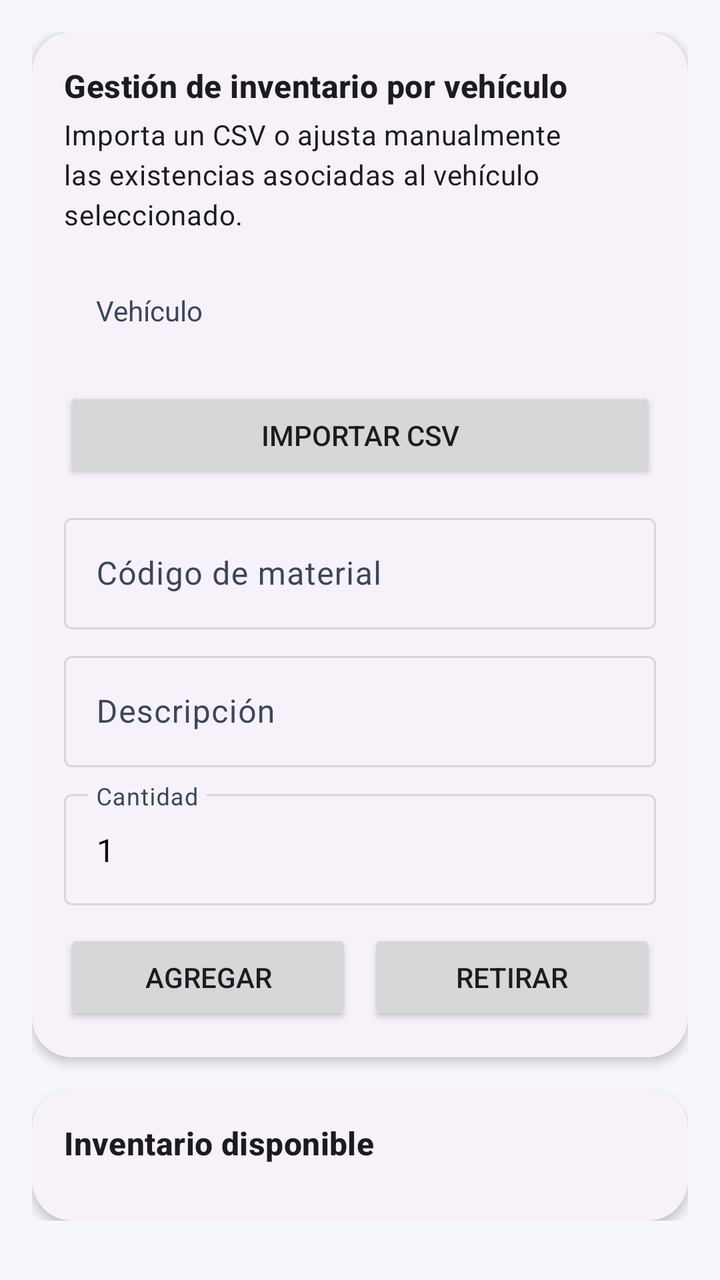
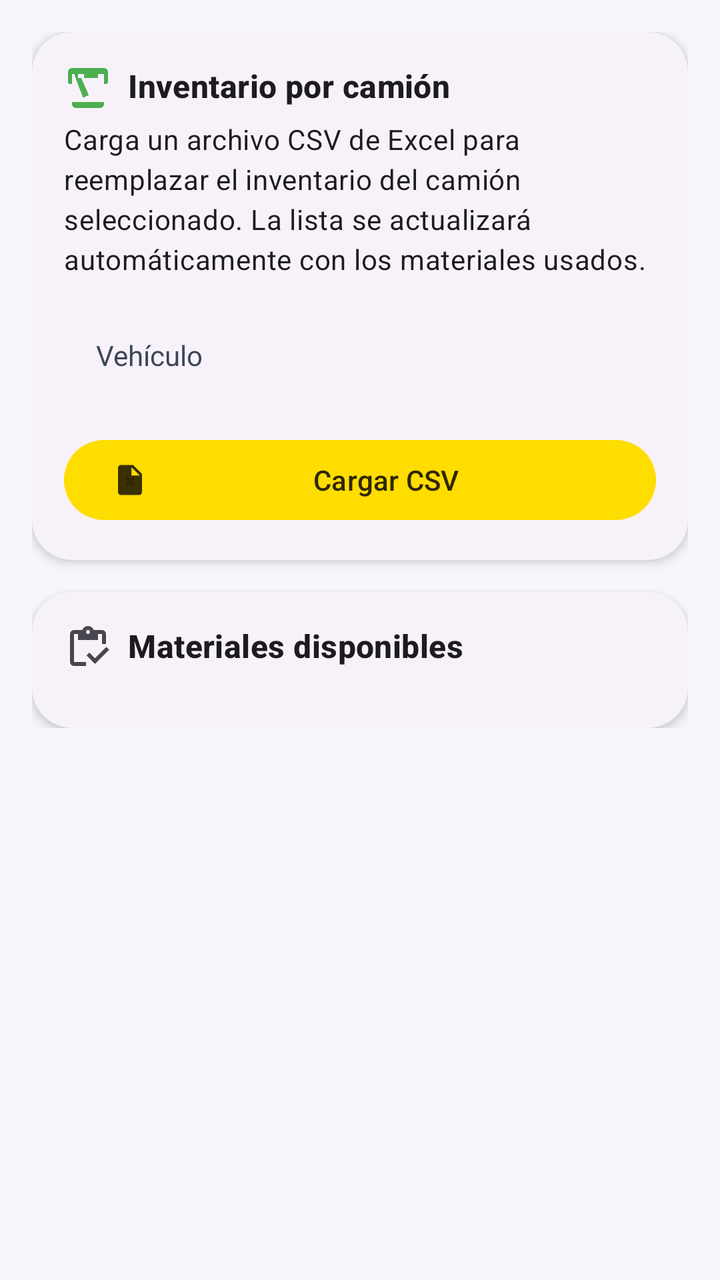

An Android layout rendered at two revisions. The XML below is the earlier revision; the diff shows what the commit changed to produce the second picture.
<!-- AndroidManifest.xml: application theme Theme.TecniAppICE -->
<!-- res/layout/fragment_inventario.xml -->
<?xml version="1.0" encoding="utf-8"?>
<androidx.core.widget.NestedScrollView xmlns:android="http://schemas.android.com/apk/res/android"
    xmlns:app="http://schemas.android.com/apk/res-auto"
    xmlns:tools="http://schemas.android.com/tools"
    android:layout_width="match_parent"
    android:layout_height="match_parent"
    android:padding="16dp"
    tools:context=".ui.inventario.InventarioFragment">

    <LinearLayout
        android:layout_width="match_parent"
        android:layout_height="wrap_content"
        android:orientation="vertical">

        <com.google.android.material.card.MaterialCardView
            style="@style/Tecni.Card"
            android:layout_width="match_parent"
            android:layout_height="wrap_content"
            android:layout_marginBottom="16dp">

            <LinearLayout
                android:layout_width="match_parent"
                android:layout_height="wrap_content"
                android:orientation="vertical"
                android:padding="16dp">

                <TextView
                    style="@style/TextAppearance.Material3.TitleMedium"
                    android:layout_width="match_parent"
                    android:layout_height="wrap_content"
                    android:text="Gestión de inventario por vehículo"
                    android:textStyle="bold" />

                <TextView
                    style="@style/TextAppearance.Material3.BodyMedium"
                    android:layout_width="match_parent"
                    android:layout_height="wrap_content"
                    android:layout_marginTop="4dp"
                    android:text="Importa un CSV o ajusta manualmente las existencias asociadas al vehículo seleccionado." />

                <com.google.android.material.textfield.MaterialAutoCompleteTextView
                    android:id="@+id/spVehiculos"
                    style="@style/Widget.Material3.TextInputLayout.OutlinedBox.ExposedDropdownMenu"
                    android:layout_width="match_parent"
                    android:layout_height="wrap_content"
                    android:layout_marginTop="12dp"
                    android:hint="Vehículo"
                    android:inputType="none"
                    android:editable="false" />

                <LinearLayout
                    android:layout_width="match_parent"
                    android:layout_height="wrap_content"
                    android:layout_marginTop="12dp"
                    android:orientation="horizontal">

                    <Button
                        android:id="@+id/btnImportarCsv"
                        android:layout_width="0dp"
                        android:layout_height="wrap_content"
                        android:layout_weight="1"
                        android:text="Importar CSV" />

                    <ProgressBar
                        android:id="@+id/progressInventario"
                        style="@style/Widget.Material3.CircularProgressIndicator"
                        android:layout_width="wrap_content"
                        android:layout_height="wrap_content"
                        android:layout_marginStart="8dp"
                        android:visibility="gone" />
                </LinearLayout>

                <com.google.android.material.textfield.TextInputLayout
                    android:layout_width="match_parent"
                    android:layout_height="wrap_content"
                    android:layout_marginTop="12dp"
                    android:hint="Código de material">

                    <com.google.android.material.textfield.TextInputEditText
                        android:id="@+id/etCodigoMaterial"
                        android:layout_width="match_parent"
                        android:layout_height="wrap_content"
                        android:inputType="text" />
                </com.google.android.material.textfield.TextInputLayout>

                <com.google.android.material.textfield.TextInputLayout
                    android:layout_width="match_parent"
                    android:layout_height="wrap_content"
                    android:layout_marginTop="8dp"
                    android:hint="Descripción">

                    <com.google.android.material.textfield.TextInputEditText
                        android:id="@+id/etDescripcion"
                        android:layout_width="match_parent"
                        android:layout_height="wrap_content"
                        android:inputType="text" />
                </com.google.android.material.textfield.TextInputLayout>

                <com.google.android.material.textfield.TextInputLayout
                    android:layout_width="match_parent"
                    android:layout_height="wrap_content"
                    android:layout_marginTop="8dp"
                    android:hint="Cantidad">

                    <com.google.android.material.textfield.TextInputEditText
                        android:id="@+id/etCantidad"
                        android:layout_width="match_parent"
                        android:layout_height="wrap_content"
                        android:inputType="numberDecimal"
                        android:text="1" />
                </com.google.android.material.textfield.TextInputLayout>

                <LinearLayout
                    android:layout_width="match_parent"
                    android:layout_height="wrap_content"
                    android:layout_marginTop="12dp"
                    android:orientation="horizontal">

                    <Button
                        android:id="@+id/btnAgregar"
                        android:layout_width="0dp"
                        android:layout_height="wrap_content"
                        android:layout_weight="1"
                        android:text="Agregar" />

                    <Button
                        android:id="@+id/btnRetirar"
                        android:layout_width="0dp"
                        android:layout_height="wrap_content"
                        android:layout_marginStart="8dp"
                        android:layout_weight="1"
                        android:text="Retirar" />
                </LinearLayout>
            </LinearLayout>
        </com.google.android.material.card.MaterialCardView>

        <com.google.android.material.card.MaterialCardView
            style="@style/Tecni.Card"
            android:layout_width="match_parent"
            android:layout_height="wrap_content">

            <LinearLayout
                android:layout_width="match_parent"
                android:layout_height="wrap_content"
                android:orientation="vertical"
                android:padding="16dp">

                <TextView
                    style="@style/TextAppearance.Material3.TitleMedium"
                    android:layout_width="match_parent"
                    android:layout_height="wrap_content"
                    android:text="Inventario disponible"
                    android:textStyle="bold" />

                <androidx.recyclerview.widget.RecyclerView
                    android:id="@+id/listInventario"
                    android:layout_width="match_parent"
                    android:layout_height="wrap_content"
                    android:layout_marginTop="12dp"
                    android:nestedScrollingEnabled="false"
                    android:overScrollMode="never"
                    tools:listitem="@layout/item_inventario_material" />

                <TextView
                    android:id="@+id/tvInventarioVacio"
                    style="@style/TextAppearance.Material3.BodyMedium"
                    android:layout_width="match_parent"
                    android:layout_height="wrap_content"
                    android:layout_marginTop="12dp"
                    android:gravity="center"
                    android:text="No hay inventario cargado"
                    android:visibility="gone" />
            </LinearLayout>
        </com.google.android.material.card.MaterialCardView>
    </LinearLayout>
</androidx.core.widget.NestedScrollView>
<!-- res/layout/item_inventario_material.xml (included above) -->
<?xml version="1.0" encoding="utf-8"?>
<LinearLayout xmlns:android="http://schemas.android.com/apk/res/android"
    android:layout_width="match_parent"
    android:layout_height="wrap_content"
    android:orientation="vertical"
    android:padding="12dp">

    <TextView
        android:id="@+id/tvMaterial"
        style="@style/TextAppearance.Material3.BodyLarge"
        android:layout_width="match_parent"
        android:layout_height="wrap_content"
        android:textStyle="bold"
        android:text="Código - Descripción" />

    <TextView
        android:id="@+id/tvCantidad"
        style="@style/TextAppearance.Material3.BodyMedium"
        android:layout_width="match_parent"
        android:layout_height="wrap_content"
        android:text="0 en vehículo"
        android:layout_marginTop="2dp" />
</LinearLayout>
<!-- resources referenced by this layout -->
<resources>
  <!-- unchanged entries left out for length: 23 -->
</resources>

<!-- the commit's change to res/layout/fragment_inventario.xml (unified diff, before → after) -->
@@ -28,7 +28,9 @@
                     style="@style/TextAppearance.Material3.TitleMedium"
                     android:layout_width="match_parent"
                     android:layout_height="wrap_content"
-                    android:text="Gestión de inventario por vehículo"
+                    android:drawableStart="@drawable/ic_summary_material"
+                    android:drawablePadding="8dp"
+                    android:text="@string/inventario_gestion_titulo"
                     android:textStyle="bold" />
 
                 <TextView
@@ -36,7 +38,7 @@
                     android:layout_width="match_parent"
                     android:layout_height="wrap_content"
                     android:layout_marginTop="4dp"
-                    android:text="Importa un CSV o ajusta manualmente las existencias asociadas al vehículo seleccionado." />
+                    android:text="@string/inventario_gestion_descripcion" />
 
                 <com.google.android.material.textfield.MaterialAutoCompleteTextView
                     android:id="@+id/spVehiculos"
@@ -54,12 +56,15 @@
                     android:layout_marginTop="12dp"
                     android:orientation="horizontal">
 
-                    <Button
+                    <com.google.android.material.button.MaterialButton
                         android:id="@+id/btnImportarCsv"
+                        style="@style/Tecni.Button"
                         android:layout_width="0dp"
                         android:layout_height="wrap_content"
                         android:layout_weight="1"
-                        android:text="Importar CSV" />
+                        android:text="@string/inventario_importar_csv"
+                        app:icon="@drawable/ic_excel"
+                        app:iconPadding="8dp" />
 
                     <ProgressBar
                         android:id="@+id/progressInventario"
@@ -69,68 +74,6 @@
                         android:layout_marginStart="8dp"
                         android:visibility="gone" />
                 </LinearLayout>
-
-                <com.google.android.material.textfield.TextInputLayout
-                    android:layout_width="match_parent"
-                    android:layout_height="wrap_content"
-                    android:layout_marginTop="12dp"
-                    android:hint="Código de material">
-
-                    <com.google.android.material.textfield.TextInputEditText
-                        android:id="@+id/etCodigoMaterial"
-                        android:layout_width="match_parent"
-                        android:layout_height="wrap_content"
-                        android:inputType="text" />
-                </com.google.android.material.textfield.TextInputLayout>
-
-                <com.google.android.material.textfield.TextInputLayout
-                    android:layout_width="match_parent"
-                    android:layout_height="wrap_content"
-                    android:layout_marginTop="8dp"
-                    android:hint="Descripción">
-
-                    <com.google.android.material.textfield.TextInputEditText
-                        android:id="@+id/etDescripcion"
-                        android:layout_width="match_parent"
-                        android:layout_height="wrap_content"
-                        android:inputType="text" />
-                </com.google.android.material.textfield.TextInputLayout>
-
-                <com.google.android.material.textfield.TextInputLayout
-                    android:layout_width="match_parent"
-                    android:layout_height="wrap_content"
-                    android:layout_marginTop="8dp"
-                    android:hint="Cantidad">
-
-                    <com.google.android.material.textfield.TextInputEditText
-                        android:id="@+id/etCantidad"
-                        android:layout_width="match_parent"
-                        android:layout_height="wrap_content"
-                        android:inputType="numberDecimal"
-                        android:text="1" />
-                </com.google.android.material.textfield.TextInputLayout>
-
-                <LinearLayout
-                    android:layout_width="match_parent"
-                    android:layout_height="wrap_content"
-                    android:layout_marginTop="12dp"
-                    android:orientation="horizontal">
-
-                    <Button
-                        android:id="@+id/btnAgregar"
-                        android:layout_width="0dp"
-                        android:layout_height="wrap_content"
-                        android:layout_weight="1"
-                        android:text="Agregar" />
-
-                    <Button
-                        android:id="@+id/btnRetirar"
-                        android:layout_width="0dp"
-                        android:layout_height="wrap_content"
-                        android:layout_marginStart="8dp"
-                        android:layout_weight="1"
-                        android:text="Retirar" />
-                </LinearLayout>
             </LinearLayout>
         </com.google.android.material.card.MaterialCardView>
 
@@ -149,7 +92,9 @@
                     style="@style/TextAppearance.Material3.TitleMedium"
                     android:layout_width="match_parent"
                     android:layout_height="wrap_content"
-                    android:text="Inventario disponible"
+                    android:drawableStart="@drawable/ic_menu_inventario"
+                    android:drawablePadding="8dp"
+                    android:text="@string/inventario_disponible_titulo"
                     android:textStyle="bold" />
 
                 <androidx.recyclerview.widget.RecyclerView
@@ -168,7 +113,7 @@
                     android:layout_height="wrap_content"
                     android:layout_marginTop="12dp"
                     android:gravity="center"
-                    android:text="No hay inventario cargado"
+                    android:text="@string/inventario_vacio"
                     android:visibility="gone" />
             </LinearLayout>
         </com.google.android.material.card.MaterialCardView>
@@ -176,25 +121,131 @@
 </androidx.core.widget.NestedScrollView>
 <!-- res/layout/item_inventario_material.xml (included above) -->
 <?xml version="1.0" encoding="utf-8"?>
-<LinearLayout xmlns:android="http://schemas.android.com/apk/res/android"
+<com.google.android.material.card.MaterialCardView xmlns:android="http://schemas.android.com/apk/res/android"
+    xmlns:app="http://schemas.android.com/apk/res-auto"
+    style="@style/Tecni.Card"
     android:layout_width="match_parent"
     android:layout_height="wrap_content"
-    android:orientation="vertical"
-    android:padding="12dp">
-
-    <TextView
-        android:id="@+id/tvMaterial"
-        style="@style/TextAppearance.Material3.BodyLarge"
+    android:layout_marginBottom="12dp">
+
+    <LinearLayout
         android:layout_width="match_parent"
         android:layout_height="wrap_content"
-        android:textStyle="bold"
-        android:text="Código - Descripción" />
-
-    <TextView
-        android:id="@+id/tvCantidad"
-        style="@style/TextAppearance.Material3.BodyMedium"
-        android:layout_width="match_parent"
-        android:layout_height="wrap_content"
-        android:text="0 en vehículo"
-        android:layout_marginTop="2dp" />
-</LinearLayout>
+        android:orientation="vertical"
+        android:padding="12dp">
+
+        <LinearLayout
+            android:layout_width="match_parent"
+            android:layout_height="wrap_content"
+            android:gravity="center_vertical"
+            android:orientation="horizontal">
+
+            <ImageView
+                android:id="@+id/ivMaterialIcon"
+                android:layout_width="32dp"
+                android:layout_height="32dp"
+                android:contentDescription="@string/inventario_icono_material"
+                android:src="@drawable/ic_summary_material"
+                android:tint="@color/ice_blue" />
+
+            <LinearLayout
+                android:layout_width="0dp"
+                android:layout_height="wrap_content"
+                android:layout_marginStart="10dp"
+                android:layout_weight="1"
+                android:orientation="vertical">
+
+                <TextView
+                    android:id="@+id/tvMaterial"
+                    style="@style/TextAppearance.Material3.BodyLarge"
+                    android:layout_width="match_parent"
+                    android:layout_height="wrap_content"
+                    android:textStyle="bold"
+                    android:text="@string/inventario_material_descripcion_placeholder" />
+
+                <TextView
+                    android:id="@+id/tvCodigo"
+                    style="@style/TextAppearance.Material3.BodyMedium"
+                    android:layout_width="match_parent"
+                    android:layout_height="wrap_content"
+                    android:text="@string/inventario_material_codigo_placeholder" />
+            </LinearLayout>
+
+            <TextView
+                android:id="@+id/tvCantidadBadge"
+                style="@style/TextAppearance.Material3.LabelLarge"
+                android:layout_width="wrap_content"
+                android:layout_height="wrap_content"
+                android:background="@drawable/bg_report_material_badge"
+                android:paddingHorizontal="10dp"
+                android:paddingVertical="6dp"
+                android:text="@string/inventario_material_existencia_badge_placeholder"
+                android:textColor="@color/white" />
+        </LinearLayout>
+
+        <TextView
+            android:id="@+id/tvCantidad"
+            style="@style/TextAppearance.Material3.BodyMedium"
+            android:layout_width="match_parent"
+            android:layout_height="wrap_content"
+            android:layout_marginTop="6dp"
+            android:text="@string/inventario_material_existencia_placeholder" />
+
+        <TextView
+            android:id="@+id/tvVehiculo"
+            style="@style/TextAppearance.Material3.BodySmall"
+            android:layout_width="match_parent"
+            android:layout_height="wrap_content"
+            android:layout_marginTop="2dp"
+            android:text="@string/inventario_material_vehiculo_placeholder" />
+
+        <LinearLayout
+            android:id="@+id/layoutAcciones"
+            android:layout_width="match_parent"
+            android:layout_height="wrap_content"
+            android:layout_marginTop="10dp"
+            android:orientation="horizontal">
+
+            <com.google.android.material.button.MaterialButton
+                android:id="@+id/btnSumar"
+                style="@style/Widget.Material3.Button.TonalButton"
+                android:layout_width="0dp"
+                android:layout_height="wrap_content"
+                android:layout_weight="1"
+                android:text="@string/inventario_accion_sumar"
+                android:textColor="@color/white"
+                app:backgroundTint="@color/success_500"
+                app:icon="@drawable/ic_add"
+                app:iconTint="@color/white"
+                app:iconPadding="6dp" />
+
+            <com.google.android.material.button.MaterialButton
+                android:id="@+id/btnRestar"
+                style="@style/Widget.Material3.Button.TonalButton"
+                android:layout_width="0dp"
+                android:layout_height="wrap_content"
+                android:layout_marginStart="8dp"
+                android:layout_weight="1"
+                android:text="@string/inventario_accion_restar"
+                android:textColor="@color/black"
+                app:backgroundTint="@color/ice_yellow"
+                app:icon="@drawable/ic_arrow_down"
+                app:iconTint="@color/black"
+                app:iconPadding="6dp" />
+
+            <com.google.android.material.button.MaterialButton
+                android:id="@+id/btnEliminar"
+                style="@style/Widget.Material3.Button.TonalButton"
+                android:layout_width="0dp"
+                android:layout_height="wrap_content"
+                android:layout_marginStart="8dp"
+                android:layout_weight="1"
+                android:text="@string/inventario_accion_eliminar"
+                android:textColor="@color/white"
+                app:backgroundTint="@color/error_500"
+                app:icon="@drawable/ic_delete"
+                app:iconTint="@color/white"
+                app:iconPadding="6dp" />
+        </LinearLayout>
+    </LinearLayout>
+</com.google.android.material.card.MaterialCardView>
<!-- resource entries referenced after the edit -->
@@ -1,5 +1,87 @@
 <!-- resources referenced by this layout -->
 <resources>
+  <!-- drawable bg_report_material_badge (drawable) -->
+  <?xml version="1.0" encoding="utf-8"?>
+  <shape xmlns:android="http://schemas.android.com/apk/res/android">
+      <solid android:color="@color/tertiary_container_light" />
+      <corners android:radius="16dp" />
+  </shape>
+  <!-- drawable ic_add (drawable) -->
+  <vector xmlns:android="http://schemas.android.com/apk/res/android"
+      android:width="24dp"
+      android:height="24dp"
+      android:viewportWidth="24"
+      android:viewportHeight="24">
+      <path
+          android:fillColor="@android:color/white"
+          android:pathData="M19,13h-6v6h-2v-6H5v-2h6V5h2v6h6z" />
+  </vector>
+  <!-- drawable ic_arrow_down (drawable) -->
+  <vector xmlns:android="http://schemas.android.com/apk/res/android" android:height="24dp" android:tint="#0070CD" android:viewportHeight="24" android:viewportWidth="24" android:width="24dp">
+        
+      <path android:fillColor="@android:color/white" android:pathData="M7,10l5,5 5,-5z"/>
+      
+  </vector>
+  <!-- drawable ic_delete (drawable) -->
+  <vector xmlns:android="http://schemas.android.com/apk/res/android"
+      android:width="24dp"
+      android:height="24dp"
+      android:viewportWidth="24"
+      android:viewportHeight="24">
+      <path
+          android:fillColor="#FF000000"
+          android:pathData="M6,19c0,1.1 0.9,2 2,2h8c1.1,0 2,-0.9 2,-2V7H6v12zM19,4h-3.5l-1,-1h-5l-1,1H5v2h14V4z" />
+  </vector>
+  <!-- drawable ic_excel (drawable) -->
+  <vector xmlns:android="http://schemas.android.com/apk/res/android"
+      android:width="24dp"
+      android:height="24dp"
+      android:viewportWidth="24"
+      android:viewportHeight="24">
+      <path
+          android:fillColor="@android:color/white"
+          android:fillAlpha="0.95"
+          android:pathData="M14,2H6C4.9,2 4,2.9 4,4v16c0,1.1 0.9,2 2,2h12c1.1,0 2,-0.9 2,-2V8l-6,-6zM13,3.5L18.5,9H13V3.5z" />
+      <path
+          android:fillColor="@android:color/white"
+          android:pathData="M9.21,10.75l1.89,2.25l-1.89,2.25l1.12,1.12l1.81,-2.12l1.81,2.12l1.12,-1.12l-1.88,-2.25l1.88,-2.25l-1.12,-1.12l-1.81,2.12l-1.81,-2.12z" />
+  </vector>
+  <!-- drawable ic_menu_inventario (drawable) -->
+  <vector xmlns:android="http://schemas.android.com/apk/res/android"
+      android:width="24dp"
+      android:height="24dp"
+      android:viewportWidth="960"
+      android:viewportHeight="960"
+      android:tint="?attr/colorControlNormal">
+    <path
+        android:fillColor="@android:color/white"
+        android:pathData="M620,797L450,627L506,571L620,685L846,459L902,515L620,797ZM840,400L760,400L760,200Q760,200 760,200Q760,200 760,200L680,200L680,320L280,320L280,200L200,200Q200,200 200,200Q200,200 200,200L200,760Q200,760 200,760Q200,760 200,760L440,760L440,840L200,840Q167,840 143.5,816.5Q120,793 120,760L120,200Q120,167 143.5,143.5Q167,120 200,120L367,120Q378,85 410,62.5Q442,40 480,40Q520,40 551.5,62.5Q583,85 594,120L760,120Q793,120 816.5,143.5Q840,167 840,200L840,400ZM480,200Q497,200 508.5,188.5Q520,177 520,160Q520,143 508.5,131.5Q497,120 480,120Q463,120 451.5,131.5Q440,143 440,160Q440,177 451.5,188.5Q463,200 480,200Z"/>
+  </vector>
+  <!-- drawable ic_summary_material (drawable) -->
+  <?xml version="1.0" encoding="utf-8"?>
+  <vector xmlns:android="http://schemas.android.com/apk/res/android"
+      android:width="24dp"
+      android:height="24dp"
+      android:viewportWidth="24"
+      android:viewportHeight="24">
+      <path
+          android:fillColor="@color/success_500"
+          android:pathData="M20,2H4c-1.1,0 -2,0.9 -2,2v5c0,0.55 0.45,1 1,1h1v10c0,1.1 0.9,2 2,2h12c1.1,0 2,-0.9 2,-2V10h1c0.55,0 1,-0.45 1,-1V4c0,-1.1 -0.9,-2 -2,-2zM20,7h-3L17,5h3v2zM7,5h3v2L7,7L7,5zM4,5h1.17L6.67,9.4 9.57,16.87 12.39,15.56 8.62,7L20,7v12L4,19L4,5z" />
+  </vector>
+  <string name="inventario_accion_eliminar">Eliminar</string>
+  <string name="inventario_accion_restar">Restar 1</string>
+  <string name="inventario_accion_sumar">Sumar 1</string>
+  <string name="inventario_disponible_titulo">Materiales disponibles</string>
+  <string name="inventario_gestion_descripcion">Carga un archivo CSV de Excel para reemplazar el inventario del camión seleccionado. La lista se actualizará automáticamente con los materiales usados.</string>
+  <string name="inventario_gestion_titulo">Inventario por camión</string>
+  <string name="inventario_icono_material">Icono de material</string>
+  <string name="inventario_importar_csv">Cargar CSV</string>
+  <string name="inventario_material_codigo_placeholder">Código: 0000</string>
+  <string name="inventario_material_descripcion_placeholder">Descripción del material</string>
+  <string name="inventario_material_existencia_badge_placeholder">0 uds</string>
+  <string name="inventario_material_existencia_placeholder">Existencias: 0 uds disponibles</string>
+  <string name="inventario_material_vehiculo_placeholder">Camión: ---</string>
+  <string name="inventario_vacio">No hay materiales cargados en este camión.</string>
   <!-- unchanged entries left out for length: 23 -->
 </resources>
 
